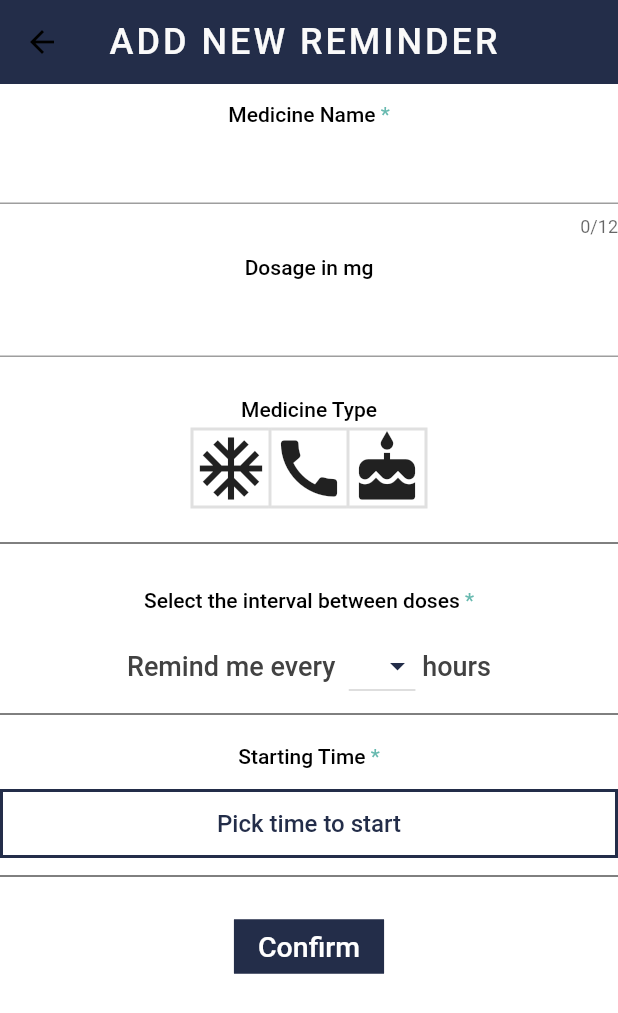
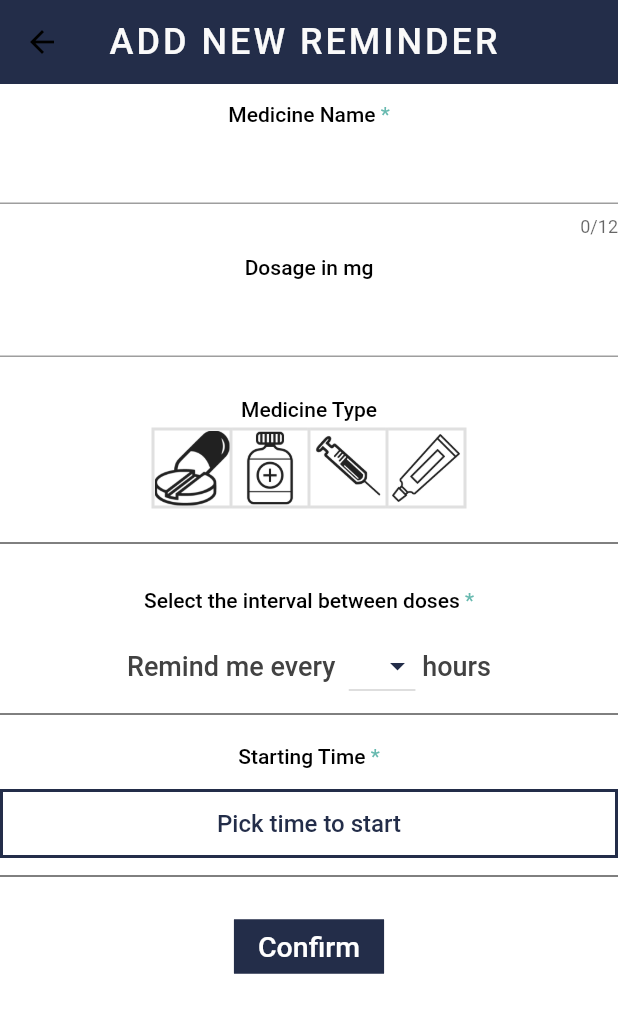
Before and after one commit to PIA-Group/Epilappsy, a Flutter app: the NewMedicationEntry screen opened directly, on a phone screen of 412 x 824 dp. Shown: the top 1013 px of the screen. Run offline on Flutter 3.47's test engine with Material 2 defaults, Android fonts, the phone set to English and light mode, and no system bars; our stand-ins replace charts_flutter, chips_choice, cloud_firestore, firebase_auth, firebase_core, flutter_local_notifications and 7 more; missing offline and left inert: autocomplete_textfield, dart:ffi, flutter_circular_slider, slide_countdown_clock, transformer_page_view; accounts and stored records are empty; Roboto replaces fonts that are missing (Gill).

Commit message:
icons medicine types + saving reminders in firestore (unfinished)

```diff
--- a/lib/Pages/Medication/NewMedicationEntry.dart
+++ b/lib/Pages/Medication/NewMedicationEntry.dart
@@ -1,24 +1,72 @@
+import 'package:epilappsy/Database/reminders.dart';
+import 'package:epilappsy/Pages/Medication/MedicationPage.dart';
+import 'package:epilappsy/Database/database.dart';
 import 'package:epilappsy/Widgets/appBar.dart';
 import 'package:epilappsy/design/colors.dart';
+import 'package:firebase_auth/firebase_auth.dart';
 import 'package:flutter/material.dart';
 import 'package:epilappsy/Pages/Medication/LocalNotifications.dart';
+import 'package:autocomplete_textfield/autocomplete_textfield.dart';
+import 'package:cloud_firestore/cloud_firestore.dart';
+import 'package:persistent_bottom_nav_bar/persistent-tab-view.dart';
 
 class NewMedicationEntry extends StatefulWidget {
+
+  final ReminderDetails answers;
+
+  NewMedicationEntry({Key key, this.answers}) : super(key: key);
 
   @override
   _NewMedicationEntryState createState() => _NewMedicationEntryState();
 }
 
 class _NewMedicationEntryState extends State<NewMedicationEntry> {
+
+  final _formKey = GlobalKey<FormState>();
   TimeOfDay _time = TimeOfDay(hour: 0, minute: 00);
   int _interval = 0;
-  var isSelected=[false,false,false];
+  User currentUser;
+  FirebaseFirestore firestore;
+  String uid;
+  DocumentSnapshot reminder;
+  List<String> details = new List(11);
+  List<Map<String, String>> visibilityRules = [];
+
+
+  @override
+  void initState() {
+    currentUser = FirebaseAuth.instance.currentUser;
+    firestore = FirebaseFirestore.instance;
+    uid = FirebaseAuth.instance.currentUser.uid;
+    //answers.addListener(() =>
+        //updateReminderWidgetList()); // listens to changes in the user's answers
+    super.initState();
+  }
+
+
+  Future<List<Widget>> initReminderWidgetList(ValueNotifier<Map> answers) async {
+    // initiate list of widgets [Widget, Widget, ...] according to the info on firestore
+    String surveyID = await firestore
+        .collection('medication-reminders')
+        .doc(uid)
+        .get()
+        .then((DocumentSnapshot documentSnapshot) {
+      print("default reminder ID: ${documentSnapshot.data()['default survey']}");
+      return documentSnapshot.data()['default survey'];
+    });
+  }
+
+  var isSelected=[false,false,false,false];
+
   void _updateTime(TimeOfDay time) {
     _time = time;
   }
+
   void _updateInterval(int interval) {
     _interval = interval;
   }
+
+
 
   @override
   Widget build(BuildContext context) {
@@ -42,9 +90,8 @@ class _NewMedicationEntryState extends State<NewMedicationEntry> {
                 style: TextStyle(
                   fontSize: 16,
                 ),
-                decoration: InputDecoration(
-                  border: UnderlineInputBorder(),
-                ),
+                onSaved: (String value) {
+                  details[0] = value; }
               ),
               FieldTitle(
                 title: "Dosage in mg",
@@ -56,9 +103,8 @@ class _NewMedicationEntryState extends State<NewMedicationEntry> {
                   fontSize: 16,
                 ),
                 textCapitalization: TextCapitalization.words,
-                decoration: InputDecoration(
-                  border: UnderlineInputBorder(),
-                ),
+                onSaved: (String value) {
+                  details[1] = value; }
               ),
               SizedBox(
                 height: 15,
@@ -72,15 +118,17 @@ class _NewMedicationEntryState extends State<NewMedicationEntry> {
                 borderWidth: 2.0,
                 selectedColor: DefaultColors.accentColor,
                 children: <Widget>[
-                  Icon(Icons.ac_unit, size:50),
-                  Icon(Icons.call, size:50),
-                  Icon(Icons.cake, size:50),
+                  ImageIcon(AssetImage("assets/pill.png"), size:50),
+                  ImageIcon(AssetImage("assets/syrup.png"), size:50),
+                  ImageIcon(AssetImage("assets/syringe.png"), size:50),
+                  ImageIcon(AssetImage("assets/cream.png"), size:50),
                 ],
                 onPressed: (int index) {
                   setState(() {
                     for (int buttonIndex = 0; buttonIndex < isSelected.length; buttonIndex++) {
                       if (buttonIndex == index) {
                         isSelected[buttonIndex] = true;
+                        //details[2] = buttonIndex as String;
                       } else {
                         isSelected[buttonIndex] = false;
                       }
@@ -88,6 +136,7 @@ class _NewMedicationEntryState extends State<NewMedicationEntry> {
                   });
                 },
                 isSelected: isSelected,
+
               ),
               SizedBox(
                 height: 15,
@@ -102,7 +151,8 @@ class _NewMedicationEntryState extends State<NewMedicationEntry> {
                 title: "Select the interval between doses",
                 isRequired: true,
               ),
-              IntervalSelection(onIntervalSelected: _updateInterval),
+              IntervalSelection(
+                onIntervalSelected: _updateInterval),
               Divider(
                 color: Colors.black
               ),
@@ -130,6 +180,9 @@ class _NewMedicationEntryState extends State<NewMedicationEntry> {
                     fontSize: 19,
                     fontWeight: FontWeight.w500)),
                 onPressed: () {
+                  details[3] = _interval as String;
+                  details[4] = _time as String;
+
                   DateTime time = DateTime(0,0,0,_time.hour,_time.minute,0,0,0);
 
                   double maxRepeats = 24/_interval;
@@ -138,7 +191,21 @@ class _NewMedicationEntryState extends State<NewMedicationEntry> {
                     print( "${time.hour.toString()}:${time.minute.toString()}:${time.second.toString()}");
 
                     time = time.add(Duration(hours: _interval));
+
+
+                    if (_formKey.currentState.validate()) {
+                      _formKey.currentState.save();
+                      saveReminder(Reminder(
+                        FirebaseAuth.instance.currentUser.uid,
+                        details,
+                        widget.answers));
+                      pushNewScreen(context, screen: MedicationPage());
+
+                    }
                   }
+
+
+
                 }
 
               ),
```
Also changed, not shown: lib/Database/database.dart (+18 -0 lines), lib/Database/reminders.dart (added, +121 -0 lines), pubspec.yaml (+7 -1 lines), assets/cream.png (added), assets/pill.png (added), assets/syringe.png (added), assets/syrup.png (added), pubspec.lock.
